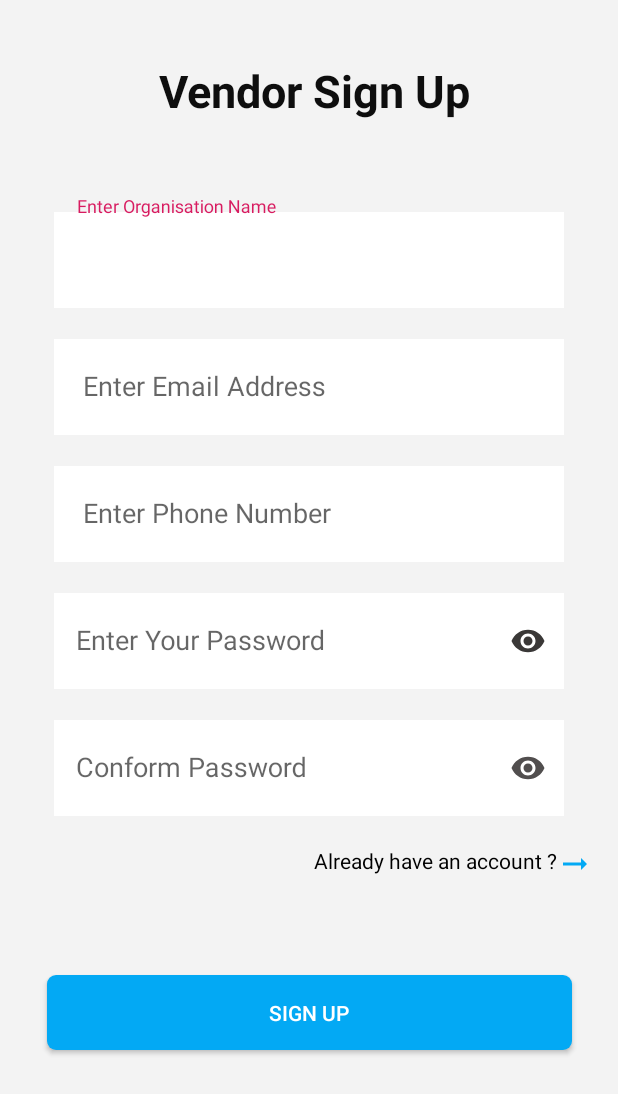
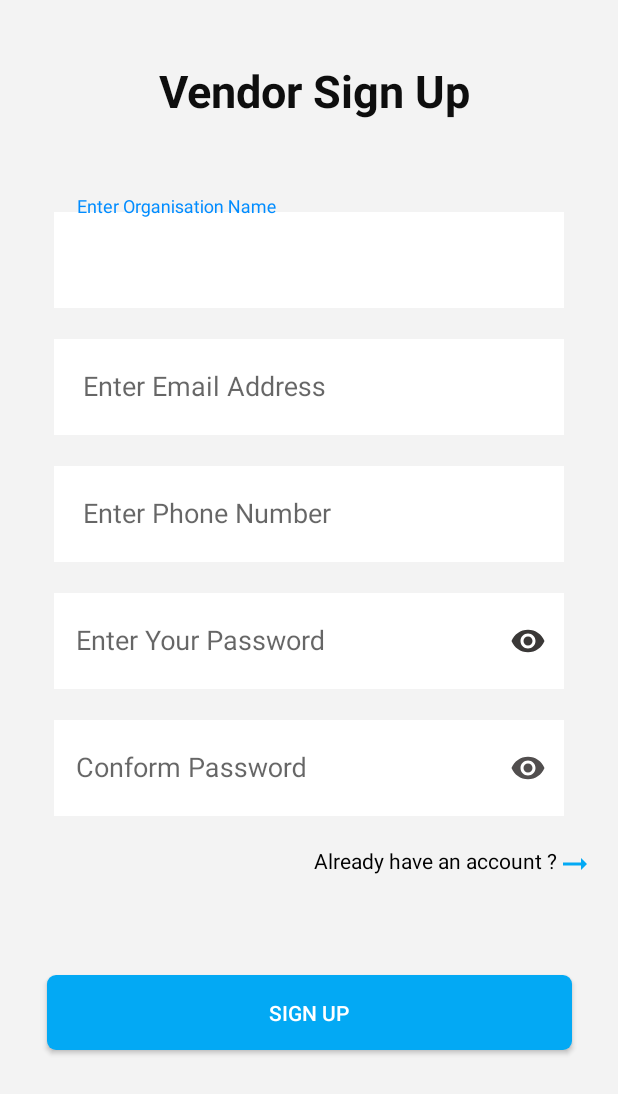
Before and after one commit to Pooja0504/Vendor-Shopping-Point, an Android app: the Registration screen opened directly, with no data from a screen before it, on a phone screen of 412 x 824 dp. Shown: the top 1094 px of the screen. Run offline under Robolectric (Android 15) with nearby library versions, the phone set to English and light mode, and no system bars; our stand-ins replace Volley; network calls fail.

Commit message:
change in styles.xml

```diff
--- a/app/src/main/res/values/styles.xml
+++ b/app/src/main/res/values/styles.xml
@@ -2,9 +2,9 @@
     <!-- Base application theme. -->
     <style name="AppTheme" parent="Theme.AppCompat.Light.NoActionBar">
         <!-- Customize your theme here. -->
-        <item name="colorPrimary">#F4446D</item>
+        <item name="colorPrimary">#03A9F4</item>
         <item name="colorPrimaryDark">@color/colorPrimaryDark</item>
-        <item name="colorAccent">@color/colorAccent</item>
+        <item name="colorAccent">@color/colorPrimary</item>
     </style>
 
 </resources>
```
